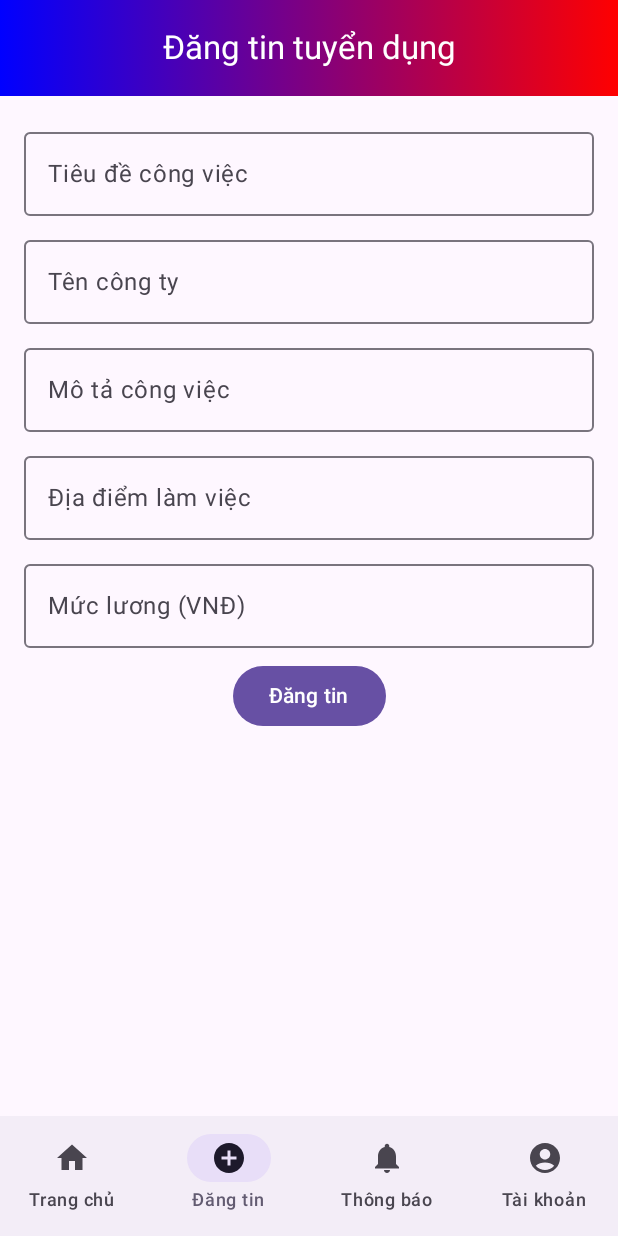
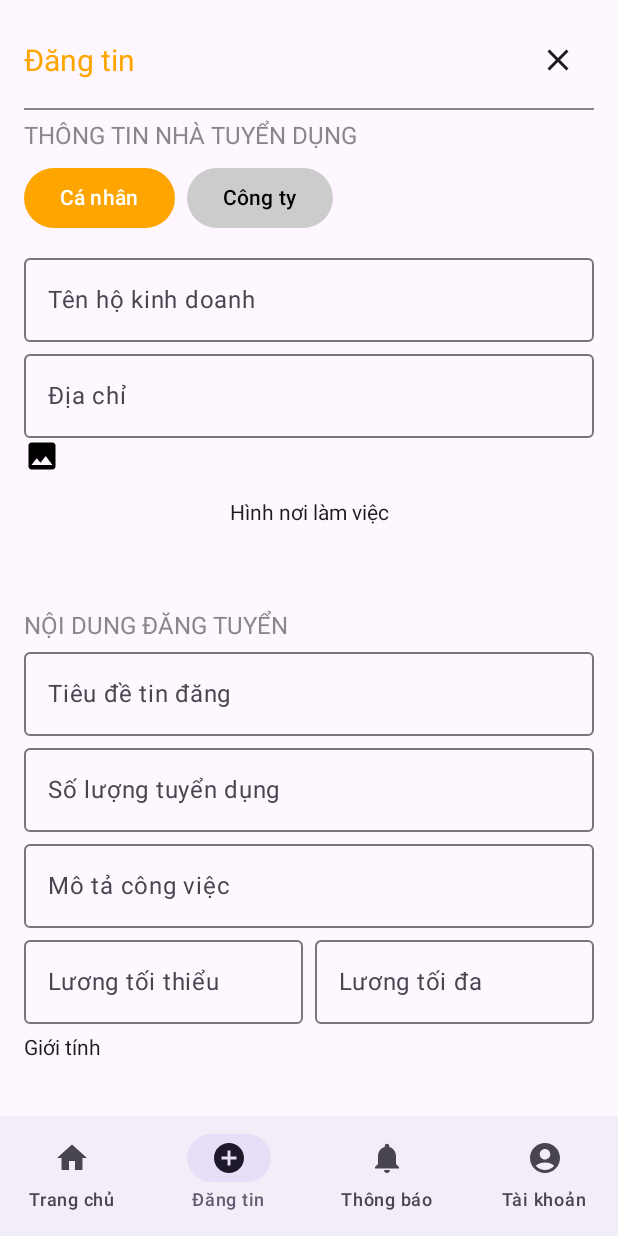
Before and after one commit to ThanhHienIT2004/Job-Search-Application, an Android app built with Jetpack Compose: the PostScreen screen opened through its navigation route, on a phone screen of 412 x 824 dp. Run offline under Robolectric (Android 15) with nearby library versions, the phone set to English and light mode, and no system bars.

Commit message:
PostScreen complete

```diff
--- a/app/build.gradle.kts
+++ b/app/build.gradle.kts
@@ -10,7 +10,7 @@ android {
 
     defaultConfig {
         applicationId = "com.mobile.jobsearchapplication"
-        minSdk = 24
+        minSdk = 25
         targetSdk = 35
         versionCode = 1
         versionName = "1.0"
@@ -61,6 +61,7 @@ dependencies {
     implementation(libs.androidx.ui.tooling.preview)
     implementation(libs.androidx.material3)
     implementation(libs.androidbrowserhelper)
+    implementation(libs.androidx.compose.material)
     testImplementation(libs.junit)
     androidTestImplementation(libs.androidx.junit)
     androidTestImplementation(libs.androidx.espresso.core)
--- a/app/src/main/java/com/mobile/jobsearchapplication/ui/screens/MainScreen.kt
+++ b/app/src/main/java/com/mobile/jobsearchapplication/ui/screens/MainScreen.kt
@@ -25,6 +25,7 @@ fun MainScreen() {
             composable(Screen.Account.route) { UserScreen(navController) }
             composable("detail_user_screen") { DetailUserScreen(navController) }
             composable("login_register") { LoginRegisterScreen(navController) }
+
 //            composable("detail_job_screen") { JobDetailScreen(navController) }
             composable("adv_job_search/{query}") { backStackEntry ->
                 val query = backStackEntry.arguments?.getString("query") ?: ""
--- a/app/src/main/java/com/mobile/jobsearchapplication/ui/screens/PostScreen.kt
+++ b/app/src/main/java/com/mobile/jobsearchapplication/ui/screens/PostScreen.kt
@@ -1,95 +1,153 @@
 package com.mobile.jobsearchapplication.ui.screens
 
-import androidx.compose.foundation.background
+import androidx.compose.foundation.Image
+import androidx.compose.foundation.clickable
 import androidx.compose.foundation.layout.*
-import androidx.compose.foundation.text.BasicTextField
+import androidx.compose.foundation.rememberScrollState
+import androidx.compose.foundation.text.KeyboardOptions
+import androidx.compose.foundation.verticalScroll
 import androidx.compose.material3.*
 import androidx.compose.runtime.*
+import androidx.compose.ui.Alignment
 import androidx.compose.ui.Modifier
-import androidx.compose.ui.graphics.Brush
 import androidx.compose.ui.graphics.Color
-import androidx.compose.ui.text.input.TextFieldValue
+import androidx.compose.ui.res.painterResource
+import androidx.compose.ui.text.input.KeyboardType
 import androidx.compose.ui.unit.dp
-import androidx.navigation.NavController
+import androidx.compose.ui.unit.sp
+import androidx.lifecycle.viewmodel.compose.viewModel
+import com.mobile.jobsearchapplication.R
+import com.mobile.jobsearchapplication.ui.screens.components.*
+import com.mobile.jobsearchapplication.viewmodel.PostViewModel
 
-@OptIn(ExperimentalMaterial3Api::class)
+
 @Composable
-fun PostScreen() {
-    var jobTitle by remember { mutableStateOf(TextFieldValue()) }
-    var companyName by remember { mutableStateOf(TextFieldValue()) }
-    var jobDescription by remember { mutableStateOf(TextFieldValue()) }
-    var location by remember { mutableStateOf(TextFieldValue()) }
-    var salary by remember { mutableStateOf(TextFieldValue()) }
-
-    Scaffold(
-        topBar = {
-            CenterAlignedTopAppBar(
-                title = { Text("Đăng tin tuyển dụng") },
-                colors = TopAppBarDefaults.centerAlignedTopAppBarColors(
-                    containerColor = Color.Transparent, // Đặt trong suốt để hiển thị Gradient
-                    titleContentColor = Color.White // Màu chữ trắng
-
-                ),
-                modifier = Modifier
-                    .background(
-                    brush = Brush.horizontalGradient(
-                        colors = listOf(Color.Blue, Color.Red) // Gradient từ xanh sang cyan
-                    )
-                )
-            )
+fun PostScreen(viewModel: PostViewModel = viewModel()) {
+    Column(
+        modifier = Modifier
+            .fillMaxSize()
+            .padding(16.dp)
+            .verticalScroll(rememberScrollState())
+    ) {
+        // 🟢 Header
+        Row(
+            modifier = Modifier.fillMaxWidth(),
+            horizontalArrangement = Arrangement.SpaceBetween,
+            verticalAlignment = Alignment.CenterVertically
+        ) {
+            Text(text = "Đăng tin", fontSize = 20.sp, color = Color(0xFFFFA500))
+            IconButton(onClick = { /* Đóng màn hình */ }) {
+                Icon(painter = painterResource(id = R.drawable.ic_close), contentDescription = "Close")
+            }
         }
 
-    ) { paddingValues ->
-        Column(
-            modifier = Modifier
-                .fillMaxSize()
-                .padding(16.dp)
-                .padding(paddingValues),
-            verticalArrangement = Arrangement.spacedBy(8.dp)
-        ) {
-            OutlinedTextField(
-                value = jobTitle,
-                onValueChange = { jobTitle = it },
-                label = { Text("Tiêu đề công việc") },
-                modifier = Modifier.fillMaxWidth()
-            )
+        Divider(color = Color.Gray, thickness = 1.dp, modifier = Modifier.padding(vertical = 8.dp))
 
-            OutlinedTextField(
-                value = companyName,
-                onValueChange = { companyName = it },
-                label = { Text("Tên công ty") },
-                modifier = Modifier.fillMaxWidth()
-            )
+        // 🟢 Thông tin nhà tuyển dụng
+        Text(text = "THÔNG TIN NHÀ TUYỂN DỤNG", fontSize = 16.sp, color = Color.Gray)
 
-            OutlinedTextField(
-                value = jobDescription,
-                onValueChange = { jobDescription = it },
-                label = { Text("Mô tả công việc") },
-                modifier = Modifier.fillMaxWidth()
-            )
-
-            OutlinedTextField(
-                value = location,
-                onValueChange = { location = it },
-                label = { Text("Địa điểm làm việc") },
-                modifier = Modifier.fillMaxWidth()
-            )
-
-            OutlinedTextField(
-                value = salary,
-                onValueChange = { salary = it },
-                label = { Text("Mức lương (VNĐ)") },
-                modifier = Modifier.fillMaxWidth()
-            )
+        Row(modifier = Modifier.padding(vertical = 8.dp)) {
+            var selectedType by remember { mutableStateOf("Cá nhân") }
 
             Button(
-                onClick = {
-                    // Xử lý đăng tin
-                },
-                modifier = Modifier.fillMaxWidth().wrapContentWidth()
+                onClick = { selectedType = "Cá nhân" },
+                colors = ButtonDefaults.buttonColors(
+                    containerColor = if (selectedType == "Cá nhân") Color(0xFFFFA500) else Color.LightGray
+                )
             ) {
-                Text("Đăng tin")
+                Text("Cá nhân", color = if (selectedType == "Cá nhân") Color.White else Color.Black)
             }
+
+            Spacer(modifier = Modifier.width(8.dp))
+
+            Button(
+                onClick = { selectedType = "Công ty" },
+                colors = ButtonDefaults.buttonColors(
+                    containerColor = if (selectedType == "Công ty") Color(0xFFFFA500) else Color.LightGray
+                )
+            ) {
+                Text("Công ty", color = if (selectedType == "Công ty") Color.White else Color.Black)
+            }
+        }
+
+
+
+        CustomTextField(label = "Tên hộ kinh doanh", value = "") {}
+
+        CustomTextField(label = "Địa chỉ", value = "") {}
+
+        Box(modifier = Modifier.fillMaxWidth().height(100.dp).clickable { /* Chọn ảnh */ }) {
+            Image(painter = painterResource(id = R.drawable.ic_image), contentDescription = "Hình ảnh nơi làm việc")
+            Text(text = "Hình nơi làm việc", modifier = Modifier.align(Alignment.Center))
+        }
+
+        // 🟢 Nội dung đăng tuyển
+        Text(text = "NỘI DUNG ĐĂNG TUYỂN", fontSize = 16.sp, color = Color.Gray, modifier = Modifier.padding(top = 16.dp))
+
+        CustomTextField(label = "Tiêu đề tin đăng", value = viewModel.title) { viewModel.title = it }
+
+
+        Row(modifier = Modifier.fillMaxWidth(), horizontalArrangement = Arrangement.spacedBy(8.dp)) {
+            CustomTextField(
+                label = "Số lượng tuyển dụng",
+                value = viewModel.jobQuantity,
+                modifier = Modifier.weight(1f),
+                keyboardOptions = KeyboardOptions.Default.copy(keyboardType = KeyboardType.Number) // Bật bàn phím số
+            ) {
+                if (it.all { char -> char.isDigit() }) { // Chỉ cho nhập số
+                    viewModel.jobQuantity = it
+                }
+            }
+        }
+
+        CustomTextField(label = "Mô tả công việc", value = viewModel.description, maxLines = 4) { viewModel.description = it }
+
+        Row(modifier = Modifier.fillMaxWidth(), horizontalArrangement = Arrangement.spacedBy(8.dp)) {
+            CustomTextField(
+                label = "Lương tối thiểu",
+                value = viewModel.salaryMin,
+                modifier = Modifier.weight(1f),
+                keyboardOptions = KeyboardOptions.Default.copy(keyboardType = KeyboardType.Number) // Bật bàn phím số
+            ) {
+                if (it.all { char -> char.isDigit() }) { // Chỉ cho nhập số
+                    viewModel.salaryMin = it
+                }
+            }
+
+            CustomTextField(
+                label = "Lương tối đa",
+                value = viewModel.salaryMax,
+                modifier = Modifier.weight(1f),
+                keyboardOptions = KeyboardOptions.Default.copy(keyboardType = KeyboardType.Number) // Bật bàn phím số
+            ) {
+                if (it.all { char -> char.isDigit() }) { // Chỉ cho nhập số
+                    viewModel.salaryMax = it
+                }
+            }
+        }
+
+
+        Text(text = "Giới tính", modifier = Modifier.padding(top = 8.dp))
+        Row {
+            listOf("Không yêu cầu", "Nam", "Nữ").forEach { option ->
+                Row(
+                    modifier = Modifier.clickable { viewModel.gender = option }.padding(8.dp),
+                    verticalAlignment = Alignment.CenterVertically
+                ) {
+                    RadioButton(selected = viewModel.gender == option, onClick = { viewModel.gender = option })
+                    Text(text = option)
+                }
+            }
+        }
+
+        DropdownMenuField(label = "Trình độ học vấn", options = listOf("Không yêu cầu", "Trung cấp", "Cao đẳng", "Đại học"), selectedOption = viewModel.educationLevel) { viewModel.educationLevel = it }
+        DropdownMenuField(label = "Kinh nghiệm làm việc", options = listOf("Không yêu cầu", "Dưới 1 năm", "1-2 năm", "Trên 2 năm"), selectedOption = viewModel.experience) { viewModel.experience = it }
+
+        CustomTextField(label = "Thông tin khác", value = viewModel.additionalInfo) { viewModel.additionalInfo = it }
+
+        Spacer(modifier = Modifier.height(16.dp))
+        Button(onClick = { viewModel.submitPost() }, modifier = Modifier.fillMaxWidth()) {
+            Text("Đăng tin")
         }
     }
 }
--- /dev/null
+++ b/app/src/main/java/com/mobile/jobsearchapplication/ui/screens/components/CustomTextField.kt
@@ -0,0 +1,28 @@
+package com.mobile.jobsearchapplication.ui.screens.components
+
+import androidx.compose.foundation.layout.fillMaxWidth
+import androidx.compose.foundation.text.KeyboardOptions
+import androidx.compose.material3.OutlinedTextField
+import androidx.compose.material3.Text
+import androidx.compose.runtime.Composable
+import androidx.compose.ui.Modifier
+import androidx.compose.ui.text.input.KeyboardType
+
+@Composable
+fun CustomTextField(
+    label: String,
+    value: String,
+    modifier: Modifier = Modifier.fillMaxWidth(),
+    maxLines: Int = 1,
+    keyboardOptions: KeyboardOptions = KeyboardOptions.Default, // Thêm tham số keyboardOptions
+    onValueChange: (String) -> Unit
+) {
+    OutlinedTextField(
+        value = value,
+        onValueChange = onValueChange,
+        label = { Text(label) },
+        modifier = modifier,
+        maxLines = maxLines,
+        keyboardOptions = keyboardOptions // Áp dụng keyboardOptions
+    )
+}
--- /dev/null
+++ b/app/src/main/java/com/mobile/jobsearchapplication/ui/screens/components/DropdownMenuField.kt
@@ -0,0 +1,56 @@
+package com.mobile.jobsearchapplication.ui.screens.components
+
+import androidx.compose.foundation.clickable
+import androidx.compose.foundation.layout.*
+import androidx.compose.material.icons.Icons
+import androidx.compose.material.icons.filled.ArrowDropDown
+import androidx.compose.material3.*
+import androidx.compose.runtime.*
+import androidx.compose.ui.Modifier
+import androidx.compose.ui.unit.dp
+
+@Composable
+fun DropdownMenuField(
+    label: String,
+    options: List<String>,
+    selectedOption: String,
+    onOptionSelected: (String) -> Unit
+) {
+    var expanded by remember { mutableStateOf(false) }
+
+    Column(modifier = Modifier.fillMaxWidth()) { // 🔥 Đảm bảo full width
+        Text(text = label, modifier = Modifier.padding(bottom = 4.dp))
+
+        Box(modifier = Modifier.fillMaxWidth()) { // 🔥 Đảm bảo box cũng full width
+            OutlinedTextField(
+                value = selectedOption,
+                onValueChange = {},
+                readOnly = true, // Không cho phép nhập tay
+                modifier = Modifier
+                    .fillMaxWidth() // 🔥 Đảm bảo input field full width
+                    .clickable { expanded = true },
+                trailingIcon = {
+                    IconButton(onClick = { expanded = !expanded }) {
+                        Icon(Icons.Default.ArrowDropDown, contentDescription = "Dropdown")
+                    }
+                }
+            )
+
+            DropdownMenu(
+                expanded = expanded,
+                onDismissRequest = { expanded = false },
+                modifier = Modifier.fillMaxWidth().padding(4.dp)
+            ) {
+                options.forEach { option ->
+                    DropdownMenuItem(
+                        text = { Text(option) },
+                        onClick = {
+                            onOptionSelected(option)
+                            expanded = false // Đóng menu sau khi chọn
+                        }
+                    )
+                }
+            }
+        }
+    }
+}
--- /dev/null
+++ b/app/src/main/java/com/mobile/jobsearchapplication/viewmodel/PostViewModel.kt
@@ -0,0 +1,36 @@
+package com.mobile.jobsearchapplication.viewmodel
+
+import androidx.compose.foundation.layout.Row
+import androidx.compose.foundation.layout.Spacer
+import androidx.compose.foundation.layout.padding
+import androidx.compose.foundation.layout.width
+import androidx.compose.material.Button
+import androidx.compose.material.ButtonDefaults
+import androidx.compose.material.Text
+import androidx.compose.runtime.Composable
+import androidx.lifecycle.ViewModel
+import androidx.compose.runtime.mutableStateOf
+import androidx.compose.runtime.State
+import androidx.compose.runtime.getValue
+import androidx.compose.runtime.remember
+import androidx.compose.runtime.setValue
+import androidx.compose.ui.Modifier
+import androidx.compose.ui.graphics.Color
+import androidx.compose.ui.unit.dp
+
+// ✅ ViewModel quản lý trạng thái của PostScreen
+class PostViewModel : ViewModel() {
+    var title by mutableStateOf("")
+    var jobQuantity by mutableStateOf("")
+    var salaryMin by mutableStateOf("")
+    var salaryMax by mutableStateOf("")
+    var description by mutableStateOf("")
+    var gender by mutableStateOf("Không yêu cầu")
+    var educationLevel by mutableStateOf("Không yêu cầu")
+    var experience by mutableStateOf("Không yêu cầu")
+    var additionalInfo by mutableStateOf("")
+
+    fun submitPost() {
+        // Xử lý logic đăng tin
+    }
+}
--- /dev/null
+++ b/app/src/main/res/drawable/ic_close.xml
@@ -0,0 +1,5 @@
+<vector xmlns:android="http://schemas.android.com/apk/res/android" android:height="24dp" android:tint="#000000" android:viewportHeight="24" android:viewportWidth="24" android:width="24dp">
+
+    <path android:fillColor="@android:color/white" android:pathData="M19,6.41L17.59,5 12,10.59 6.41,5 5,6.41 10.59,12 5,17.59 6.41,19 12,13.41 17.59,19 19,17.59 13.41,12z"/>
+
+</vector>
--- /dev/null
+++ b/app/src/main/res/drawable/ic_image.xml
@@ -0,0 +1,5 @@
+<vector xmlns:android="http://schemas.android.com/apk/res/android" android:height="24dp" android:tint="#000000" android:viewportHeight="24" android:viewportWidth="24" android:width="24dp">
+
+    <path android:fillColor="@android:color/white" android:pathData="M21,19V5c0,-1.1 -0.9,-2 -2,-2H5c-1.1,0 -2,0.9 -2,2v14c0,1.1 0.9,2 2,2h14c1.1,0 2,-0.9 2,-2zM8.5,13.5l2.5,3.01L14.5,12l4.5,6H5l3.5,-4.5z"/>
+
+</vector>
--- a/gradle/libs.versions.toml
+++ b/gradle/libs.versions.toml
@@ -9,6 +9,7 @@ lifecycleRuntimeKtx = "2.8.7"
 activityCompose = "1.10.1"
 composeBom = "2024.04.01"
 androidbrowserhelper = "2.5.0"
+composeMaterial = "1.4.1"
 
 [libraries]
 androidx-core-ktx = { group = "androidx.core", name = "core-ktx", version.ref = "coreKtx" }
@@ -26,6 +27,7 @@ androidx-ui-test-manifest = { group = "androidx.compose.ui", name = "ui-test-man
 androidx-ui-test-junit4 = { group = "androidx.compose.ui", name = "ui-test-junit4" }
 androidx-material3 = { group = "androidx.compose.material3", name = "material3" }
 androidbrowserhelper = { group = "com.google.androidbrowserhelper", name = "androidbrowserhelper", version.ref = "androidbrowserhelper" }
+androidx-compose-material = { group = "androidx.wear.compose", name = "compose-material", version.ref = "composeMaterial" }
 
 [plugins]
 android-application = { id = "com.android.application", version.ref = "agp" }
```
